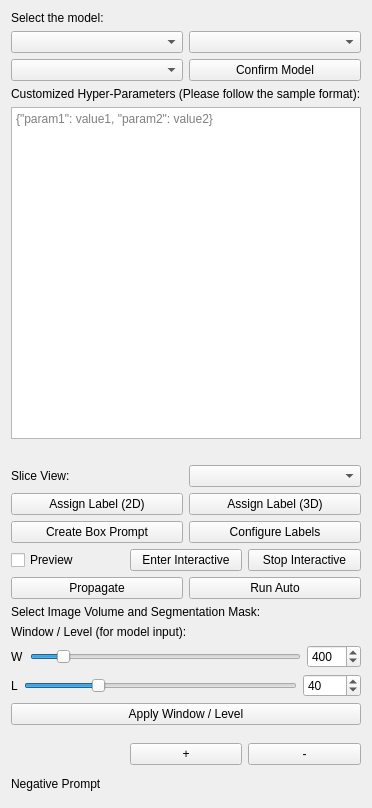
Before: the Qt Designer form SegmentHumanBody/Resources/UI/SegmentHumanBody.ui in yzluka/SlicerSegmentHumanBody, drawn with Qt 5.
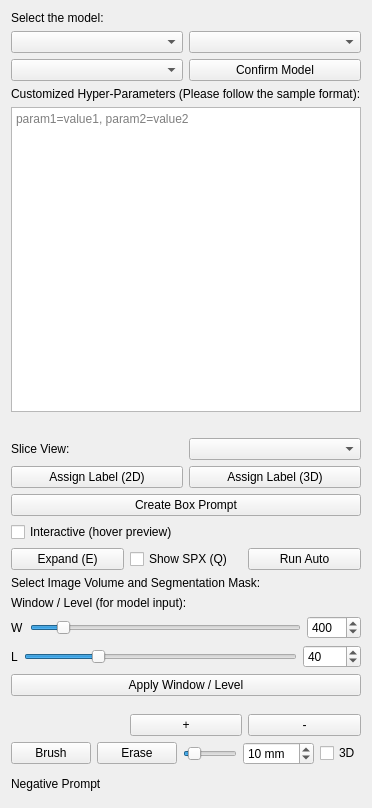
After: the same form once the commit is applied. Custom widgets are drawn as their Qt base class.

Commit message: Added brush and eraser tool to plugin, UI update, interactive mode re-design, bug fixed of the undo_stack to enable correct CTRL+Z

Patch:
```diff
--- a/SegmentHumanBody/Resources/UI/SegmentHumanBody.ui
+++ b/SegmentHumanBody/Resources/UI/SegmentHumanBody.ui
@@ -57,7 +57,7 @@
 <item>
   <widget class="QPlainTextEdit" name="paramTextEdit">
     <property name="placeholderText">
-      <string>{"param1": value1, "param2": value2}</string>
+      <string>param1=value1, param2=value2</string>
     </property>
   </widget>
 </item>
@@ -102,60 +102,32 @@
     </layout>
    </item>
    <item>
-    <layout class="QHBoxLayout">
-     <item>
-      <widget class="QPushButton" name="goToMarkupsButton">
-       <property name="text">
-        <string>Create Box Prompt</string>
-       </property>
-      </widget>
-     </item>
-     <item>
-      <widget class="QPushButton" name="goToSegmentEditorButton">
-       <property name="text">
-        <string>Configure Labels</string>
-       </property>
-      </widget>
-     </item>
-    </layout>
+    <widget class="QPushButton" name="goToMarkupsButton">
+     <property name="text">
+      <string>Create Box Prompt</string>
+     </property>
+    </widget>
    </item>
+   <item>
+    <widget class="QCheckBox" name="interactiveModeCheckBox">
+     <property name="text">
+      <string>Interactive (hover preview)</string>
+     </property>
+    </widget>
+   </item>
    <item>
     <layout class="QHBoxLayout">
      <item>
-      <widget class="QCheckBox" name="previewCheckBox">
+      <widget class="QPushButton" name="expandSelectedLabelButton">
        <property name="text">
-        <string>Preview</string>
+        <string>Expand (E)</string>
        </property>
-       <property name="toolTip">
-        <string>When checked, the segmentation preview updates live as prompt points are placed.</string>
-       </property>
-       <property name="checked">
-        <bool>false</bool>
-       </property>
       </widget>
      </item>
      <item>
-      <widget class="QPushButton" name="enterInteractiveModeButton">
+      <widget class="QCheckBox" name="showSPXBoundaryCheckBox">
        <property name="text">
-        <string>Enter Interactive</string>
-       </property>
-      </widget>
-     </item>
-     <item>
-      <widget class="QPushButton" name="stopInteractiveModeButton">
-       <property name="text">
-        <string>Stop Interactive</string>
-       </property>
-      </widget>
-     </item>
-    </layout>
-   </item>
-   <item>
-    <layout class="QHBoxLayout">
-     <item>
-      <widget class="QPushButton" name="propagateSelectedLabelButton">
-       <property name="text">
-        <string>Propagate</string>
+        <string>Show SPX (Q)</string>
        </property>
       </widget>
      </item>
@@ -329,6 +301,81 @@
     </item>
   </layout>
 </item>
+   <item>
+    <layout class="QHBoxLayout">
+     <item>
+      <widget class="QPushButton" name="brushToolButton">
+       <property name="text">
+        <string>Brush</string>
+       </property>
+       <property name="checkable">
+        <bool>true</bool>
+       </property>
+       <property name="maximumWidth">
+        <number>45</number>
+       </property>
+      </widget>
+     </item>
+     <item>
+      <widget class="QPushButton" name="eraseToolButton">
+       <property name="text">
+        <string>Erase</string>
+       </property>
+       <property name="checkable">
+        <bool>true</bool>
+       </property>
+       <property name="maximumWidth">
+        <number>45</number>
+       </property>
+      </widget>
+     </item>
+     <item>
+      <widget class="QSlider" name="brushDiameterSlider">
+       <property name="orientation">
+        <enum>Qt::Horizontal</enum>
+       </property>
+       <property name="minimum">
+        <number>1</number>
+       </property>
+       <property name="maximum">
+        <number>100</number>
+       </property>
+       <property name="value">
+        <number>10</number>
+       </property>
+      </widget>
+     </item>
+     <item>
+      <widget class="QSpinBox" name="brushDiameterSpinBox">
+       <property name="minimum">
+        <number>1</number>
+       </property>
+       <property name="maximum">
+        <number>100</number>
+       </property>
+       <property name="value">
+        <number>10</number>
+       </property>
+       <property name="suffix">
+        <string> mm</string>
+       </property>
+       <property name="minimumWidth">
+        <number>55</number>
+       </property>
+      </widget>
+     </item>
+     <item>
+      <widget class="QCheckBox" name="brushSphereCheckBox">
+       <property name="text">
+        <string>3D</string>
+       </property>
+       <property name="toolTip">
+        <string>Ball (3D sphere) vs disk (2D circle) brush shape</string>
+       </property>
+      </widget>
+     </item>
+    </layout>
+   </item>
    <item>
     <widget class="qSlicerSimpleMarkupsWidget" name="positivePrompts"/>
    </item>
```
The commit also changes 5 other files.
